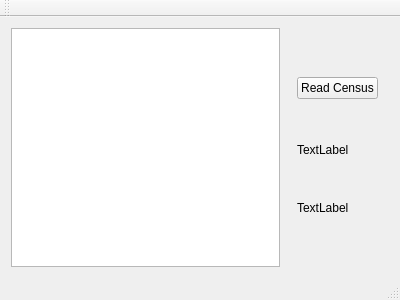
Before: the Qt Designer form mainwindow.ui in gpiez/battlecrawler, drawn with Qt 5.
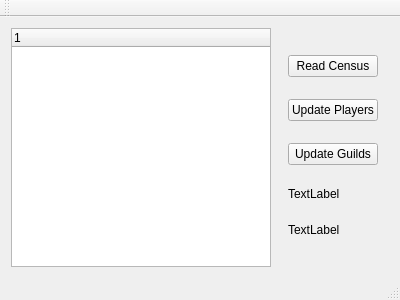
After: the same form once the commit is applied.

What changed in the file:
```diff
--- a/mainwindow.ui
+++ b/mainwindow.ui
@@ -16,7 +16,13 @@
   <widget class="QWidget" name="centralWidget">
    <layout class="QHBoxLayout" name="horizontalLayout">
     <item>
-     <widget class="QTextEdit" name="txt_debug"/>
+     <widget class="QTreeWidget" name="treeWidget">
+      <column>
+       <property name="text">
+        <string notr="true">1</string>
+       </property>
+      </column>
+     </widget>
     </item>
     <item>
      <widget class="QWidget" name="verticalWidget" native="true">
@@ -34,6 +40,20 @@
          </property>
         </widget>
        </item>
+       <item>
+        <widget class="QPushButton" name="pushButtonPlayers">
+         <property name="text">
+          <string>Update Players</string>
+         </property>
+        </widget>
+       </item>
+       <item>
+        <widget class="QPushButton" name="pushButtonGuilds">
+         <property name="text">
+          <string>Update Guilds</string>
+         </property>
+        </widget>
+       </item>
        <item>
         <widget class="QLabel" name="labelCensus">
          <property name="sizePolicy">
```
Left out of the diff: 2 changed lines with no effect on the pictures.
